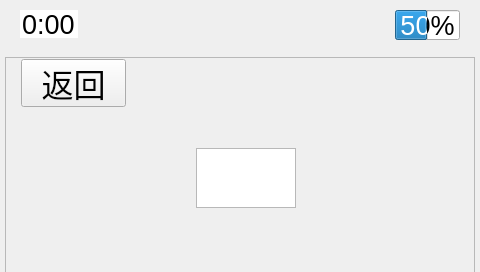
Before: the Qt Designer form test_sweeper/today_mission.ui in Kmv-Lin/Sensetime-sweeper, drawn with Qt 5.
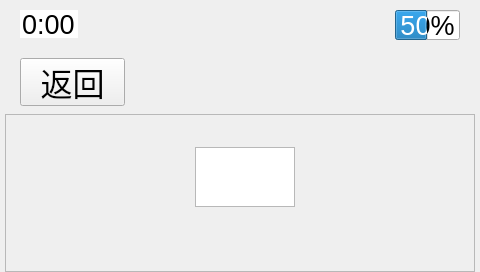
After: the same form once the commit is applied. Icons and pictures are not drawn.

Patch:
```diff
--- a/test_sweeper/today_mission.ui
+++ b/test_sweeper/today_mission.ui
@@ -17,9 +17,9 @@
    <property name="geometry">
     <rect>
      <x>5</x>
-     <y>57</y>
+     <y>114</y>
      <width>470</width>
-     <height>221</height>
+     <height>158</height>
     </rect>
    </property>
    <property name="layoutDirection">
@@ -37,74 +37,9 @@
       <x>0</x>
       <y>0</y>
       <width>468</width>
-      <height>219</height>
+      <height>156</height>
      </rect>
     </property>
-    <widget class="QPushButton" name="ReturnButton">
-     <property name="geometry">
-      <rect>
-       <x>15</x>
-       <y>1</y>
-       <width>105</width>
-       <height>48</height>
-      </rect>
-     </property>
-     <property name="font">
-      <font>
-       <pointsize>24</pointsize>
-       <kerning>true</kerning>
-      </font>
-     </property>
-     <property name="layoutDirection">
-      <enum>Qt::LeftToRight</enum>
-     </property>
-     <property name="styleSheet">
-      <string notr="true"/>
-     </property>
-     <property name="text">
-      <string>返回</string>
-     </property>
-     <property name="icon">
-      <iconset resource="picture.qrc">
-       <normaloff>:/new/picture/setting_interface/return.png</normaloff>:/new/picture/setting_interface/return.png</iconset>
-     </property>
-     <property name="iconSize">
-      <size>
-       <width>21</width>
-       <height>14</height>
-      </size>
-     </property>
-    </widget>
-    <widget class="QWidget" name="widget" native="true">
-     <property name="geometry">
-      <rect>
-       <x>120</x>
-       <y>20</y>
-       <width>240</width>
-       <height>180</height>
-      </rect>
-     </property>
-     <widget class="QTextEdit" name="textEdit">
-      <property name="geometry">
-       <rect>
-        <x>70</x>
-        <y>70</y>
-        <width>100</width>
-        <height>60</height>
-       </rect>
-      </property>
-      <property name="styleSheet">
-       <string notr="true"/>
-      </property>
-      <property name="html">
-       <string>&lt;!DOCTYPE HTML PUBLIC &quot;-//W3C//DTD HTML 4.0//EN&quot; &quot;http://www.w3.org/TR/REC-html40/strict.dtd&quot;&gt;
-&lt;html&gt;&lt;head&gt;&lt;meta name=&quot;qrichtext&quot; content=&quot;1&quot; /&gt;&lt;style type=&quot;text/css&quot;&gt;
-p, li { white-space: pre-wrap; }
-&lt;/style&gt;&lt;/head&gt;&lt;body style=&quot; font-family:'Ubuntu'; font-size:11pt; font-weight:400; font-style:normal;&quot;&gt;
-&lt;p style=&quot;-qt-paragraph-type:empty; margin-top:0px; margin-bottom:0px; margin-left:0px; margin-right:0px; -qt-block-indent:0; text-indent:0px;&quot;&gt;&lt;br /&gt;&lt;/p&gt;&lt;/body&gt;&lt;/html&gt;</string>
-      </property>
-     </widget>
-    </widget>
    </widget>
   </widget>
   <widget class="QLabel" name="label">
@@ -272,12 +207,79 @@
     <enum>Qt::LocalTime</enum>
    </property>
   </widget>
+  <widget class="QWidget" name="widget" native="true">
+   <property name="geometry">
+    <rect>
+     <x>125</x>
+     <y>77</y>
+     <width>240</width>
+     <height>180</height>
+    </rect>
+   </property>
+   <widget class="QTextEdit" name="textEdit">
+    <property name="geometry">
+     <rect>
+      <x>70</x>
+      <y>70</y>
+      <width>100</width>
+      <height>60</height>
+     </rect>
+    </property>
+    <property name="styleSheet">
+     <string notr="true"/>
+    </property>
+    <property name="html">
+     <string>&lt;!DOCTYPE HTML PUBLIC &quot;-//W3C//DTD HTML 4.0//EN&quot; &quot;http://www.w3.org/TR/REC-html40/strict.dtd&quot;&gt;
+&lt;html&gt;&lt;head&gt;&lt;meta name=&quot;qrichtext&quot; content=&quot;1&quot; /&gt;&lt;style type=&quot;text/css&quot;&gt;
+p, li { white-space: pre-wrap; }
+&lt;/style&gt;&lt;/head&gt;&lt;body style=&quot; font-family:'Ubuntu'; font-size:11pt; font-weight:400; font-style:normal;&quot;&gt;
+&lt;p style=&quot;-qt-paragraph-type:empty; margin-top:0px; margin-bottom:0px; margin-left:0px; margin-right:0px; -qt-block-indent:0; text-indent:0px;&quot;&gt;&lt;br /&gt;&lt;/p&gt;&lt;/body&gt;&lt;/html&gt;</string>
+    </property>
+   </widget>
+  </widget>
+  <widget class="QPushButton" name="ReturnButton">
+   <property name="geometry">
+    <rect>
+     <x>20</x>
+     <y>58</y>
+     <width>105</width>
+     <height>48</height>
+    </rect>
+   </property>
+   <property name="font">
+    <font>
+     <pointsize>24</pointsize>
+     <kerning>true</kerning>
+    </font>
+   </property>
+   <property name="layoutDirection">
+    <enum>Qt::LeftToRight</enum>
+   </property>
+   <property name="styleSheet">
+    <string notr="true"/>
+   </property>
+   <property name="text">
+    <string>返回</string>
+   </property>
+   <property name="icon">
+    <iconset resource="picture.qrc">
+     <normaloff>:/new/picture/setting_interface/return.png</normaloff>:/new/picture/setting_interface/return.png</iconset>
+   </property>
+   <property name="iconSize">
+    <size>
+     <width>21</width>
+     <height>14</height>
+    </size>
+   </property>
+  </widget>
   <zorder>label</zorder>
   <zorder>scrollArea</zorder>
   <zorder>batter_1</zorder>
   <zorder>batter_2</zorder>
   <zorder>BatterBar</zorder>
   <zorder>dateTimeEdit</zorder>
+  <zorder>widget</zorder>
+  <zorder>ReturnButton</zorder>
  </widget>
  <resources>
   <include location="picture.qrc"/>
```
